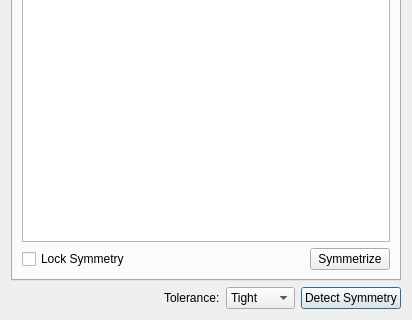
This is avogadro/qtplugins/symmetry/symmetrywidget.ui in OpenChemistry/avogadrolibs as Qt 5 draws it before an edit; both pictures show x 0 to 412 and y 264 to 584 of the 412 by 584 pixel window. The edited form follows.
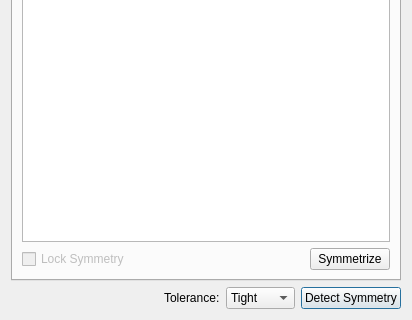
This is the edited form.

```diff
--- a/avogadro/qtplugins/symmetry/symmetrywidget.ui
+++ b/avogadro/qtplugins/symmetry/symmetrywidget.ui
@@ -75,6 +75,9 @@
         <layout class="QHBoxLayout" name="horizontalLayoutMolecule">
          <item>
           <widget class="QCheckBox" name="lockSymmetryCheckBox">
+           <property name="enabled">
+            <bool>false</bool>
+           </property>
            <property name="text">
             <string>Lock Symmetry</string>
            </property>
```
Left out of the diff: 12 changed lines with no effect on the pictures.
